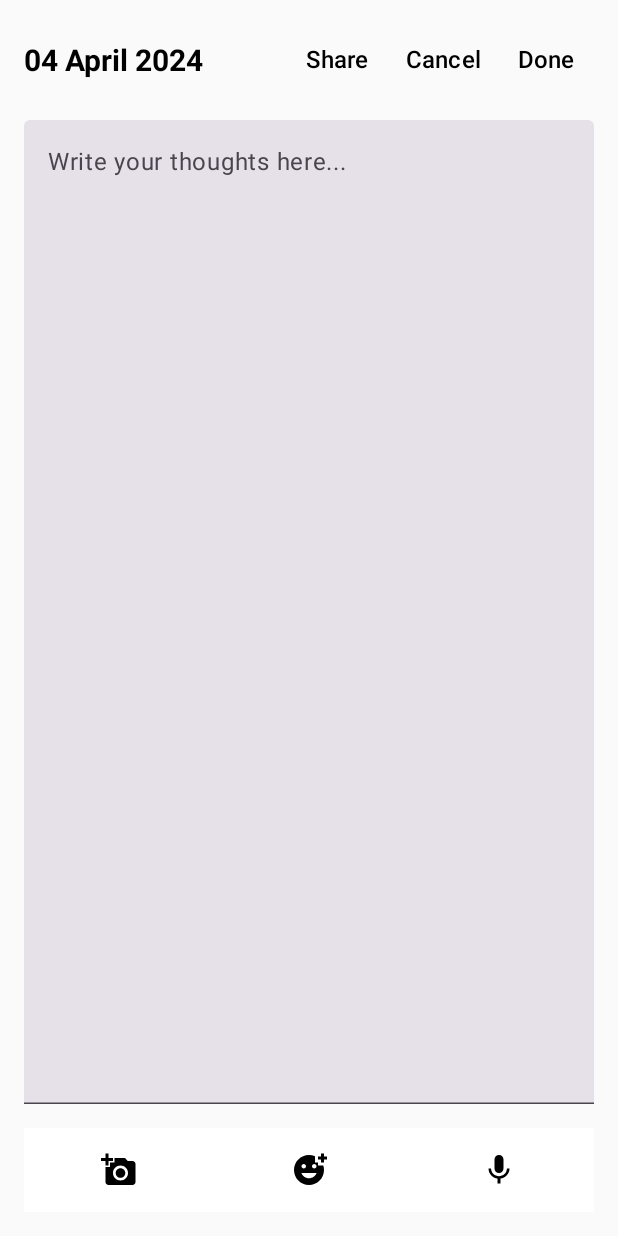
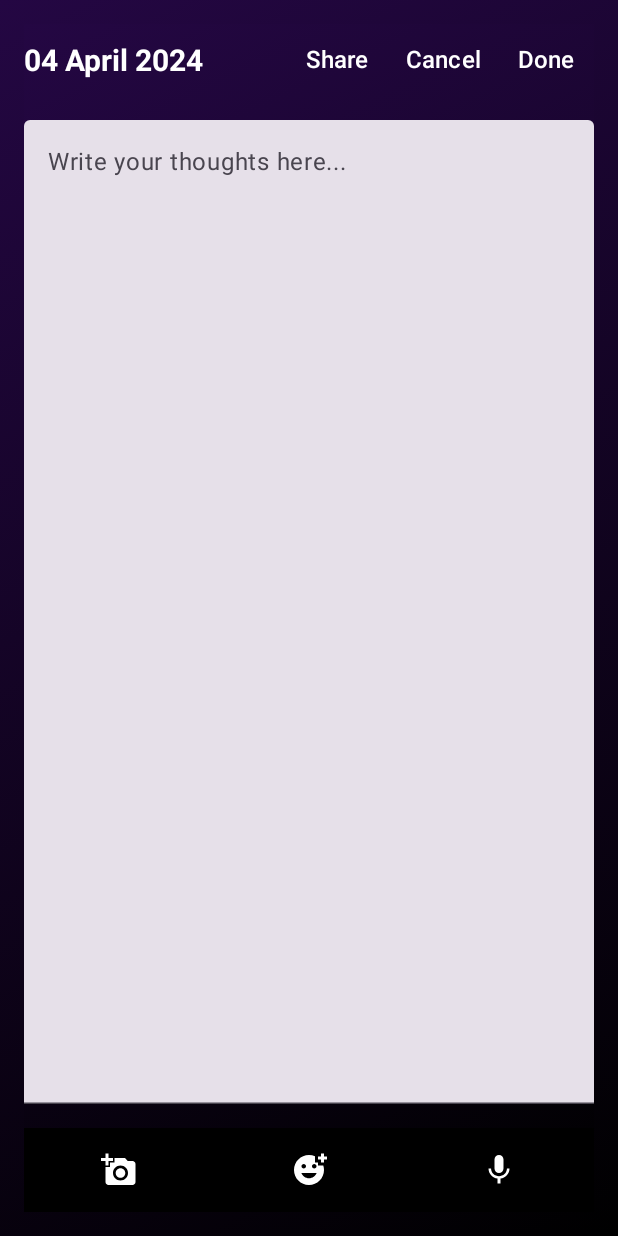
Before and after one commit to selemem/Gustavo_Final_Project, an Android app built with Jetpack Compose: the NewEntryActivity screen opened directly, with no data from a screen before it, on a phone screen of 412 x 824 dp. Run offline under Robolectric (Android 15) with nearby library versions, the phone set to English and light mode, and no system bars.

Commit message:
Focusing on the UI of the app. Colour changes have been added to the design.

```diff
--- a/app/src/main/java/com/example/gustavo_final_project/NewEntryActivity.kt
+++ b/app/src/main/java/com/example/gustavo_final_project/NewEntryActivity.kt
@@ -13,6 +13,7 @@ import androidx.activity.compose.rememberLauncherForActivityResult
 import androidx.activity.compose.setContent
 import androidx.activity.result.contract.ActivityResultContracts
 import androidx.compose.foundation.Image
+import androidx.compose.foundation.background
 import androidx.compose.foundation.border
 import androidx.compose.foundation.horizontalScroll
 import androidx.compose.foundation.layout.*
@@ -43,7 +44,9 @@ import androidx.compose.material.icons.filled.AddReaction
 import androidx.compose.material.icons.filled.Mic
 import androidx.compose.material3.ExperimentalMaterial3Api
 import androidx.compose.ui.draw.clip
+import androidx.compose.ui.graphics.Color.Companion.White
 import androidx.compose.ui.layout.ContentScale
+import androidx.compose.ui.text.TextStyle
 import androidx.compose.ui.text.style.TextAlign
 import androidx.compose.ui.unit.IntOffset
 import androidx.compose.ui.window.Popup
@@ -84,38 +87,46 @@ fun NewEntryScreen(
     pictureUris: List<Uri>?, // Accept picture URIs as parameter
     onEntryAdded: (String, String, String?, List<Uri>) -> Unit
 ) {
-    var textState by remember { mutableStateOf(entry?.text ?: "") } // Set initial text to entry's text if available
+    Box(
+        modifier = Modifier
+            .background(brush = AppColours.gradientBrush) // Change the color as per your requirement
+    ) {
+        var textState by remember {
+            mutableStateOf(
+                entry?.text ?: ""
+            )
+        } // Set initial text to entry's text if available
         val currentDate = remember {
             SimpleDateFormat("dd MMMM yyyy", Locale.getDefault()).format(Date())
         }
 
         var shareMenuExpanded by remember { mutableStateOf(false) }
         var moodMenuExpanded by remember { mutableStateOf(false) }
-    var selectedMood by remember { mutableStateOf<String?>(null) } // Store the selected mood
-    var selectedImages by remember { mutableStateOf<List<Uri>>(emptyList()) }
+        var selectedMood by remember { mutableStateOf<String?>(entry?.mood) } // Store the selected mood
+        var selectedImages by remember {
+            mutableStateOf<List<Uri>>(
+                entry?.pictureUris ?: emptyList()
+            )
+        }
 
-
-    val launcher = rememberLauncherForActivityResult(ActivityResultContracts.GetContent()) { uri: Uri? ->
+        val launcher =
+            rememberLauncherForActivityResult(ActivityResultContracts.GetContent()) { uri: Uri? ->
                 uri?.let {
                     // Handle the selected image URI here
-            selectedImages = selectedImages + it // <- Ensure this line is correctly adding the URI to selectedImages
+                    selectedImages = selectedImages + it
                 }
             }
 
-    val speechLauncher = rememberLauncherForActivityResult(ActivityResultContracts.StartActivityForResult()) { result ->
+
+        val speechLauncher =
+            rememberLauncherForActivityResult(ActivityResultContracts.StartActivityForResult()) { result ->
                 if (result.resultCode == Activity.RESULT_OK) {
                     val data: Intent? = result.data
                     val matches = data?.getStringArrayListExtra(RecognizerIntent.EXTRA_RESULTS)
                     if (!matches.isNullOrEmpty()) {
-                textState += matches[0] // Append the recognized text to the existing text
+                        textState += matches[0] // Add the recognized text to the existing text
                     }
                 }
-    }
-
-    entry?.let {
-        textState = it.text
-        selectedMood = it.mood
-        selectedImages = (selectedImages + it.pictureUris).distinct()
             }
 
         val moods = listOf(
@@ -129,7 +140,8 @@ fun NewEntryScreen(
         Column(
             modifier = Modifier
                 .fillMaxSize()
-            .padding(16.dp),
+                .padding(16.dp)
+                .background(brush = AppColours.gradientBrush),
             verticalArrangement = Arrangement.spacedBy(16.dp)
         ) {
             Row(
@@ -140,27 +152,30 @@ fun NewEntryScreen(
                 Text(
                     text = currentDate,
                     fontSize = 20.sp,
-                color = Color.Black,
+                    color = Color.White,
                     fontWeight = FontWeight.Bold
                 )
                 Row {
                     // Share button with dropdown menu
                     TextButton(onClick = { shareMenuExpanded = !shareMenuExpanded }) {
-                    Text("Share",
-                        color = Color.Black,
-                        fontSize = 16.sp)
+                        Text(
+                            "Share",
+                            color = Color.White,
+                            fontSize = 16.sp
+                        )
                     }
                     TextButton(onClick = { activity.finish() }) {
                         Text(
                             text = "Cancel",
-                        color = Color.Black,
+                            color = Color.White,
                             fontSize = 16.sp
                         )
                     }
                     if (entry == null) { // Render "Done" button only for new entries
                         TextButton(onClick = {
                             val entryText = textState
-                        val currentDate = SimpleDateFormat("dd MMMM yyyy", Locale.getDefault()).format(Date())
+                            val currentDate =
+                                SimpleDateFormat("dd MMMM yyyy", Locale.getDefault()).format(Date())
                             onEntryAdded(entryText, currentDate, selectedMood, selectedImages)
 
                             val intent = Intent().apply {
@@ -173,7 +188,7 @@ fun NewEntryScreen(
                         }) {
                             Text(
                                 text = "Done",
-                            color = Color.Black,
+                                color = Color.White,
                                 fontSize = 16.sp
                             )
                         }
@@ -186,19 +201,20 @@ fun NewEntryScreen(
                 Box(
                     modifier = Modifier
                         .fillMaxWidth()
-                    .border(1.dp, Color.Gray, shape = RoundedCornerShape(8.dp))
+                        .background(Color.White.copy(alpha = 0.10f))
+                        .border(1.dp, Color.White, shape = RoundedCornerShape(8.dp))
                 ) {
                     Text(
                         text = "Today I'm feeling: $mood",
                         fontSize = 24.sp,
-                    color = Color.Black,
+                        color = Color.White,
                         fontWeight = FontWeight.Bold,
                         modifier = Modifier.padding(16.dp)
                     )
                 }
             }
 
-        // Add a flag to determine if text editing is enabled
+            // flag to determine if text editing is enabled
             val isEditingEnabled = entry == null // Disable editing if an entry already exists
 
             // TextField for entering thoughts
@@ -207,9 +223,11 @@ fun NewEntryScreen(
                 onValueChange = { textState = it },
                 modifier = Modifier
                     .fillMaxSize()
-                .weight(1f), // Take up the entire available space
+                    .weight(1f) // Take up the entire available space
+                    .background(White.copy(alpha = 0.10f), shape = RoundedCornerShape(8.dp)),
                 placeholder = { Text(text = "Write your thoughts here...") },
                 enabled = isEditingEnabled // Disable editing if an entry already exists
+
             )
 
             // Populate selectedImages with picture URIs from the Entry object
@@ -249,22 +267,22 @@ fun NewEntryScreen(
             // Bottom menu with options
             if (entry == null) { // Render bottom menu only for new entries
                 BottomNavigation(
-                backgroundColor = Color.White, // Set background color to white
-                contentColor = Color.Black, // Set content color to black
+                    backgroundColor = Color.Black, // Set background color to white
+                    contentColor = Color.White, // Set content color to black
                     elevation = 0.dp // Remove drop shadow
                 ) {
                     BottomNavigationItem(
                         selected = false,
                         onClick = { launcher.launch("image/*") }, // Launch the image picker
                         icon = {
-                        Icon(Icons.Default.AddAPhoto, contentDescription = "Add Pictures")
+                            Icon(Icons.Default.AddAPhoto, contentDescription = "Add Pictures", tint = Color.White)
                         },
                     )
                     BottomNavigationItem(
                         selected = false,
                         onClick = { moodMenuExpanded = true },
                         icon = {
-                        Icon(Icons.Default.AddReaction, contentDescription = "Mood")
+                            Icon(Icons.Default.AddReaction, contentDescription = "Mood", tint = Color.White)
                         },
                     )
                     BottomNavigationItem(
@@ -279,7 +297,7 @@ fun NewEntryScreen(
                             speechLauncher.launch(speechIntent)
                         },
                         icon = {
-                        Icon(Icons.Default.Mic, contentDescription = "Voice")
+                            Icon(Icons.Default.Mic, contentDescription = "Voice", tint = Color.White)
                         },
                     )
                 }
@@ -295,7 +313,8 @@ fun NewEntryScreen(
                 ) {
                     Card(
                         modifier = Modifier.padding(16.dp), // Add padding to the Card
-                    elevation = 8.dp
+                        elevation = 8.dp,
+                        backgroundColor = Color(android.graphics.Color.parseColor("#240743"))
                     ) {
                         Column(
                             modifier = Modifier.padding(vertical = 16.dp),
@@ -304,7 +323,7 @@ fun NewEntryScreen(
                             Text(
                                 text = "How are you feeling today?",
                                 fontSize = 20.sp,
-                            color = Color.Black,
+                                color = Color.White,
                                 fontWeight = FontWeight.Bold,
                                 textAlign = TextAlign.Center,
                                 modifier = Modifier.padding(bottom = 8.dp)
@@ -345,7 +364,7 @@ fun NewEntryScreen(
             }
         }
     }
-
+}
 @Composable
 fun ShareOptionsDropdown(
     activity: Activity,
@@ -362,7 +381,8 @@ fun ShareOptionsDropdown(
     ) {
         Card(
             modifier = Modifier.padding(16.dp),
-            elevation = 8.dp
+            elevation = 8.dp,
+            backgroundColor = Color(android.graphics.Color.parseColor("#240743"))
         ) {
             Column(
                 modifier = Modifier.width(IntrinsicSize.Max)
@@ -374,13 +394,17 @@ fun ShareOptionsDropdown(
                             handleShareOption(activity, option, text)
                         }
                     ) {
-                        Text(text = option)
+                        Text(
+                            text = option,
+                            style = TextStyle(color = White) // Set text color to white
+                        )
                     }
                 }
             }
         }
     }
 }
+
 
 fun handleShareOption(activity: Activity, option: String, text: String) {
     when (option) {
--- a/app/src/main/res/values/styles.xml
+++ b/app/src/main/res/values/styles.xml
@@ -3,4 +3,9 @@
     <style name="CalendarDateTextAppearance" parent="@android:style/TextAppearance.Small">
         <item name="android:textColor">#FF0000</item></style>
 
+    <style name="CustomCalendarViewStyle" parent="@android:style/Widget.CalendarView">
+        <item name="android:textColor">#FFFFFF</item> <!-- Set text color to white -->
+    </style>
+
+
 </resources>
```
Also changed, not shown: app/src/main/java/com/example/gustavo_final_project/AppColours.kt (added, +17 -0 lines), app/src/main/java/com/example/gustavo_final_project/CalendarActivity.kt (+36 -5 lines), app/src/main/java/com/example/gustavo_final_project/Entry.kt (+9 -6 lines), app/src/main/java/com/example/gustavo_final_project/HomePageActivity.kt (+25 -22 lines), app/src/main/java/com/example/gustavo_final_project/MoodActivity.kt (+6 -3 lines), app/src/main/java/com/example/gustavo_final_project/TopBarAndMenu.kt (+26 -13 lines), app/src/main/res/drawable/Icon_1.png (added), app/src/main/res/drawable/Icon_2.png (added), app/src/main/res/drawable/Icon_3.png (added), app/src/main/res/drawable/Icon_4.png (added), app/src/main/res/drawable/Icon_5.png (added). Lines whose indentation alone changed are shown as unchanged.
